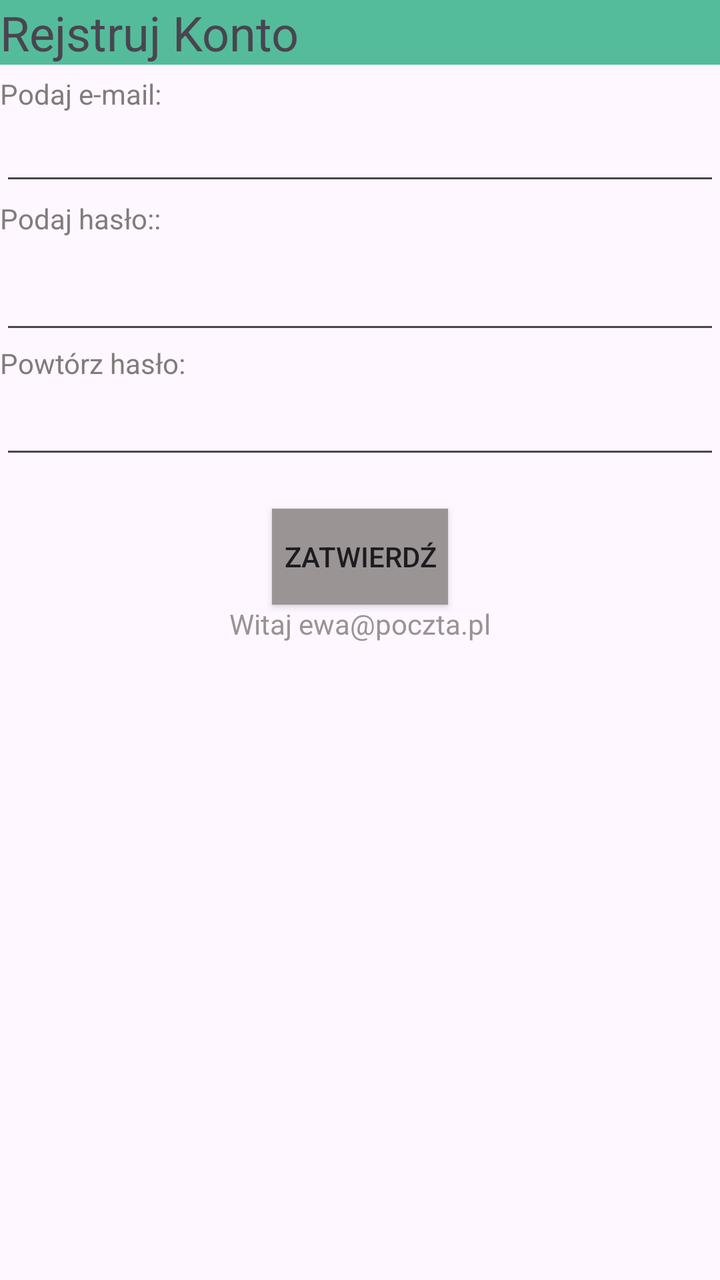
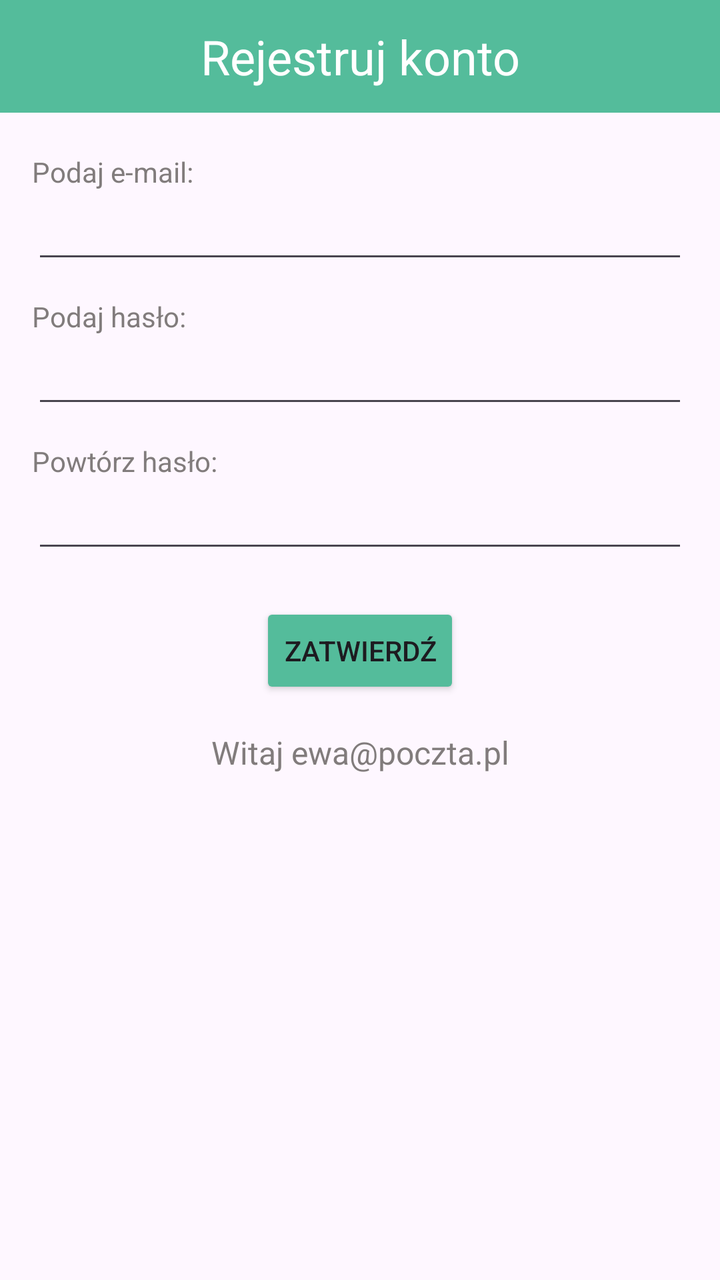

An Android layout rendered at two revisions. The XML below is the earlier revision; the diff shows what the commit changed to produce the second picture.
<!-- AndroidManifest.xml: application theme Theme.Zadwygladegz -->
<!-- res/layout/activity_main.xml -->
<?xml version="1.0" encoding="utf-8"?>
<androidx.constraintlayout.widget.ConstraintLayout xmlns:android="http://schemas.android.com/apk/res/android"
    xmlns:app="http://schemas.android.com/apk/res-auto"
    xmlns:tools="http://schemas.android.com/tools"
    android:id="@+id/main"
    android:layout_width="match_parent"
    android:layout_height="match_parent"
    tools:context=".MainActivity">

    <TextView
        android:id="@+id/tytul"
        android:layout_width="0dp"
        android:layout_height="wrap_content"
        android:background="#54BC9B"
        android:text="@string/tytul"
        android:textSize="24sp"
        app:layout_constraintEnd_toEndOf="parent"
        app:layout_constraintStart_toStartOf="parent"
        tools:layout_editor_absoluteY="20dp" />

    <TextView
        android:id="@+id/lbEmail"
        android:layout_width="wrap_content"
        android:layout_height="wrap_content"
        android:layout_marginTop="5dp"
        android:text="@string/emailLabel"
        android:textColor="#817C7C"
        app:layout_constraintStart_toStartOf="parent"
        app:layout_constraintTop_toBottomOf="@+id/tytul" />

    <EditText
        android:id="@+id/emailtk"
        android:layout_width="0dp"
        android:layout_height="wrap_content"
        android:ems="10"
        android:inputType="textEmailAddress"
        app:layout_constraintEnd_toEndOf="parent"
        app:layout_constraintHorizontal_bias="1.0"
        app:layout_constraintStart_toStartOf="parent"
        app:layout_constraintTop_toBottomOf="@+id/lbEmail" />

    <TextView
        android:id="@+id/lbhaslo"
        android:layout_width="wrap_content"
        android:layout_height="wrap_content"
        android:layout_marginTop="2dp"
        android:text="@string/hasloLabel"
        android:textColor="#817C7C"
        app:layout_constraintStart_toStartOf="parent"
        app:layout_constraintTop_toBottomOf="@+id/emailtk" />

    <EditText
        android:id="@+id/passwordinput"
        android:layout_width="0dp"
        android:layout_height="wrap_content"
        android:layout_marginTop="12dp"
        android:ems="10"
        android:inputType="textPassword"
        app:layout_constraintEnd_toEndOf="parent"
        app:layout_constraintHorizontal_bias="1.0"
        app:layout_constraintStart_toStartOf="parent"
        app:layout_constraintTop_toBottomOf="@+id/lbhaslo" />

    <TextView
        android:id="@+id/passwordreplb"
        android:layout_width="wrap_content"
        android:layout_height="wrap_content"
        android:text="@string/passwordreplb"
        android:textColor="#817C7C"
        app:layout_constraintStart_toStartOf="parent"
        app:layout_constraintTop_toBottomOf="@+id/passwordinput" />

    <EditText
        android:id="@+id/passwordrepinput"
        android:layout_width="0dp"
        android:layout_height="wrap_content"
        android:layout_marginTop="2dp"
        android:ems="10"
        android:inputType="textPassword"
        app:layout_constraintEnd_toEndOf="parent"
        app:layout_constraintStart_toStartOf="parent"
        app:layout_constraintTop_toBottomOf="@+id/passwordreplb" />

    <Button
        android:id="@+id/btnzatwierdz"
        android:layout_width="wrap_content"
        android:layout_height="wrap_content"
        android:layout_marginTop="20dp"
        android:background="#8E8888"
        android:backgroundTint="#9B9494"
        android:text="@string/btnzatwierdz"
        android:textColorLink="#716C6C"
        app:layout_constraintEnd_toEndOf="parent"
        app:layout_constraintHorizontal_bias="0.5"
        app:layout_constraintStart_toStartOf="parent"
        app:layout_constraintTop_toBottomOf="@+id/passwordrepinput" />

    <TextView
        android:id="@+id/powitanie"
        android:layout_width="wrap_content"
        android:layout_height="wrap_content"
        android:text="@string/powitanie"
        android:textColor="#999393"
        app:layout_constraintEnd_toEndOf="parent"
        app:layout_constraintHorizontal_bias="0.5"
        app:layout_constraintStart_toStartOf="parent"
        app:layout_constraintTop_toBottomOf="@+id/btnzatwierdz" />
</androidx.constraintlayout.widget.ConstraintLayout>
<!-- resources referenced by this layout -->
<resources>
  <string name="btnzatwierdz">ZATWIERDŹ</string>
  <string name="emailLabel">Podaj e-mail:</string>
  <string name="hasloLabel">Podaj hasło::</string>
  <string name="passwordreplb">Powtórz hasło:</string>
  <string name="powitanie">Witaj ewa@poczta.pl</string>
  <string name="tytul">Rejstruj Konto</string>
  <style name="Theme.Zadwygladegz" parent="Base.Theme.Zadwygladegz" />
  <style name="Base.Theme.Zadwygladegz" parent="Theme.Material3.DayNight.NoActionBar">
          
          
      </style>
</resources>

<!-- the commit's change to res/layout/activity_main.xml (unified diff, before → after) -->
@@ -12,17 +12,21 @@
         android:layout_width="0dp"
         android:layout_height="wrap_content"
         android:background="#54BC9B"
+        android:gravity="center"
+        android:padding="12dp"
         android:text="@string/tytul"
+        android:textColor="@android:color/white"
         android:textSize="24sp"
         app:layout_constraintEnd_toEndOf="parent"
         app:layout_constraintStart_toStartOf="parent"
-        tools:layout_editor_absoluteY="20dp" />
+        app:layout_constraintTop_toTopOf="parent" />
 
     <TextView
         android:id="@+id/lbEmail"
         android:layout_width="wrap_content"
         android:layout_height="wrap_content"
-        android:layout_marginTop="5dp"
+        android:layout_marginStart="16dp"
+        android:layout_marginTop="20dp"
         android:text="@string/emailLabel"
         android:textColor="#817C7C"
         app:layout_constraintStart_toStartOf="parent"
@@ -32,10 +36,13 @@
         android:id="@+id/emailtk"
         android:layout_width="0dp"
         android:layout_height="wrap_content"
+        android:layout_marginStart="16dp"
+        android:layout_marginEnd="16dp"
         android:ems="10"
         android:inputType="textEmailAddress"
+        android:autofillHints="emailAddress"
+        tools:ignore="LabelFor"
         app:layout_constraintEnd_toEndOf="parent"
-        app:layout_constraintHorizontal_bias="1.0"
         app:layout_constraintStart_toStartOf="parent"
         app:layout_constraintTop_toBottomOf="@+id/lbEmail" />
 
@@ -43,7 +50,8 @@
         android:id="@+id/lbhaslo"
         android:layout_width="wrap_content"
         android:layout_height="wrap_content"
-        android:layout_marginTop="2dp"
+        android:layout_marginStart="16dp"
+        android:layout_marginTop="12dp"
         android:text="@string/hasloLabel"
         android:textColor="#817C7C"
         app:layout_constraintStart_toStartOf="parent"
@@ -53,11 +61,13 @@
         android:id="@+id/passwordinput"
         android:layout_width="0dp"
         android:layout_height="wrap_content"
-        android:layout_marginTop="12dp"
+        android:layout_marginStart="16dp"
+        android:layout_marginEnd="16dp"
         android:ems="10"
         android:inputType="textPassword"
+        android:autofillHints="password"
+        tools:ignore="LabelFor"
         app:layout_constraintEnd_toEndOf="parent"
-        app:layout_constraintHorizontal_bias="1.0"
         app:layout_constraintStart_toStartOf="parent"
         app:layout_constraintTop_toBottomOf="@+id/lbhaslo" />
 
@@ -65,6 +75,8 @@
         android:id="@+id/passwordreplb"
         android:layout_width="wrap_content"
         android:layout_height="wrap_content"
+        android:layout_marginStart="16dp"
+        android:layout_marginTop="12dp"
         android:text="@string/passwordreplb"
         android:textColor="#817C7C"
         app:layout_constraintStart_toStartOf="parent"
@@ -74,9 +86,12 @@
         android:id="@+id/passwordrepinput"
         android:layout_width="0dp"
         android:layout_height="wrap_content"
-        android:layout_marginTop="2dp"
+        android:layout_marginStart="16dp"
+        android:layout_marginEnd="16dp"
         android:ems="10"
         android:inputType="textPassword"
+        android:autofillHints="password"
+        tools:ignore="LabelFor"
         app:layout_constraintEnd_toEndOf="parent"
         app:layout_constraintStart_toStartOf="parent"
         app:layout_constraintTop_toBottomOf="@+id/passwordreplb" />
@@ -86,12 +101,9 @@
         android:layout_width="wrap_content"
         android:layout_height="wrap_content"
         android:layout_marginTop="20dp"
-        android:background="#8E8888"
-        android:backgroundTint="#9B9494"
+        android:backgroundTint="#54BC9B"
         android:text="@string/btnzatwierdz"
-        android:textColorLink="#716C6C"
         app:layout_constraintEnd_toEndOf="parent"
-        app:layout_constraintHorizontal_bias="0.5"
         app:layout_constraintStart_toStartOf="parent"
         app:layout_constraintTop_toBottomOf="@+id/passwordrepinput" />
 
@@ -99,10 +111,11 @@
         android:id="@+id/powitanie"
         android:layout_width="wrap_content"
         android:layout_height="wrap_content"
+        android:layout_marginTop="16dp"
         android:text="@string/powitanie"
-        android:textColor="#999393"
+        android:textColor="#817C7C"
+        android:textSize="16sp"
         app:layout_constraintEnd_toEndOf="parent"
-        app:layout_constraintHorizontal_bias="0.5"
         app:layout_constraintStart_toStartOf="parent"
         app:layout_constraintTop_toBottomOf="@+id/btnzatwierdz" />
 </androidx.constraintlayout.widget.ConstraintLayout>
<!-- resource entries referenced after the edit -->
@@ -2,10 +2,10 @@
 <resources>
   <string name="btnzatwierdz">ZATWIERDŹ</string>
   <string name="emailLabel">Podaj e-mail:</string>
-  <string name="hasloLabel">Podaj hasło::</string>
+  <string name="hasloLabel">Podaj hasło:</string>
   <string name="passwordreplb">Powtórz hasło:</string>
   <string name="powitanie">Witaj ewa@poczta.pl</string>
-  <string name="tytul">Rejstruj Konto</string>
+  <string name="tytul">Rejestruj konto</string>
   <style name="Theme.Zadwygladegz" parent="Base.Theme.Zadwygladegz" />
   <style name="Base.Theme.Zadwygladegz" parent="Theme.Material3.DayNight.NoActionBar">
           
